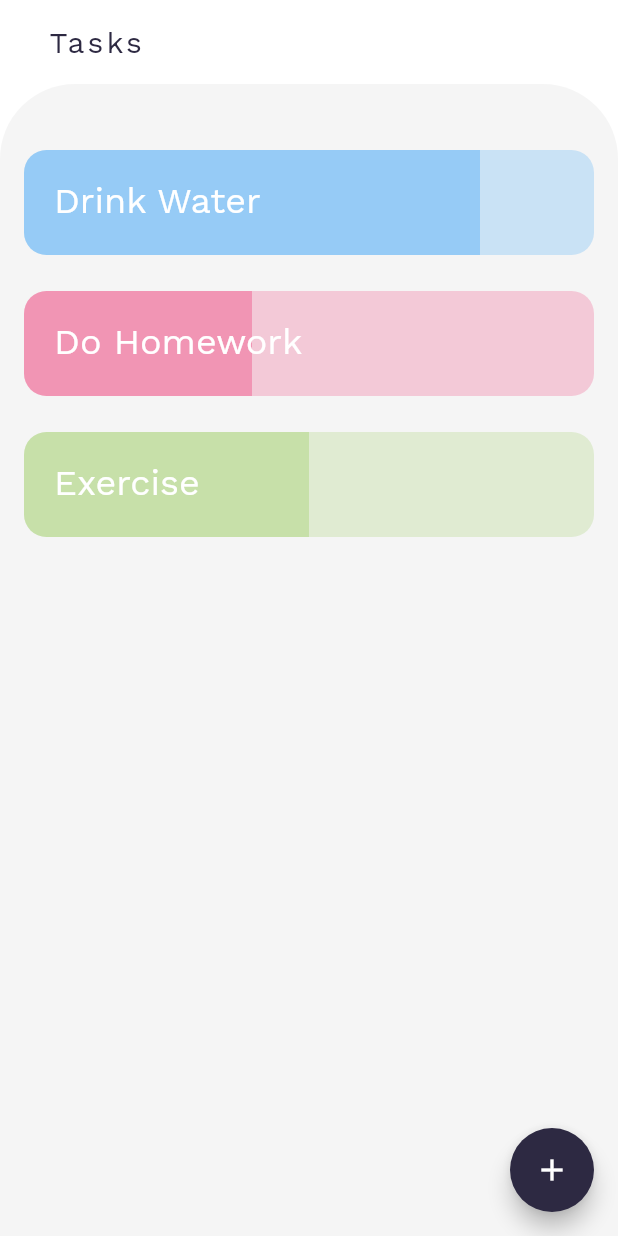
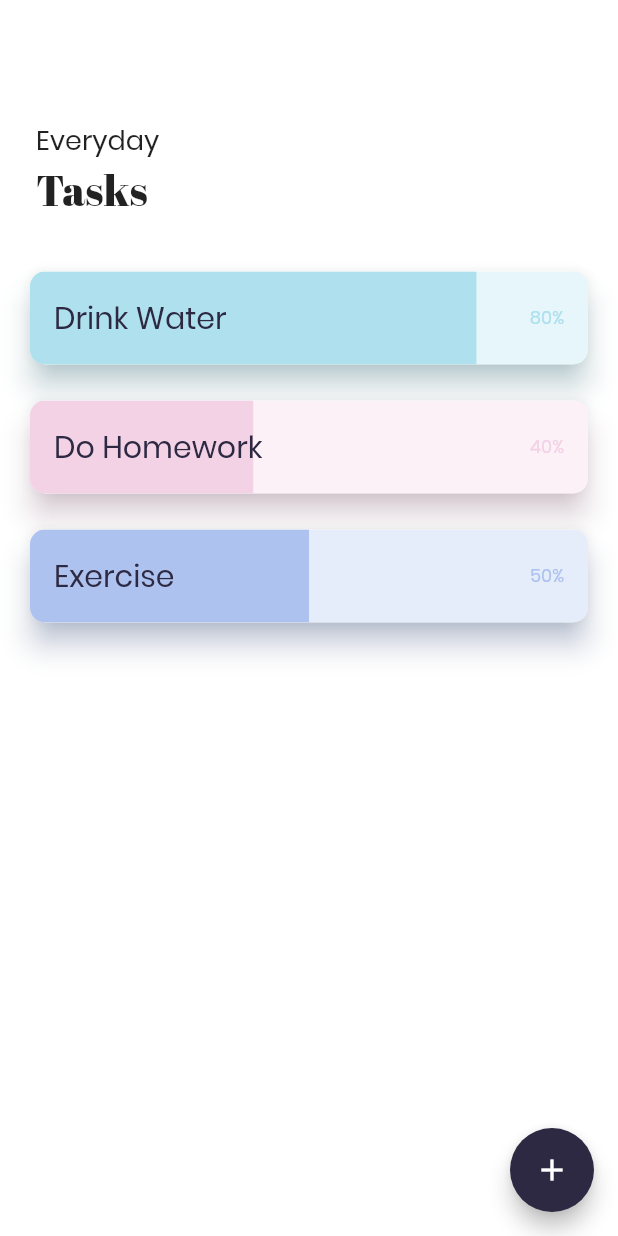
Before and after one commit to malihanan/Tasks, a Flutter app: the screen it shows after launch, on a phone screen of 412 x 824 dp. Run offline on Flutter 3.47's test engine with Material 2 defaults, Android fonts, the phone set to English and light mode, and no system bars.

Commit message:
Updated UI

```diff
--- a/lib/colors.dart
+++ b/lib/colors.dart
@@ -1,7 +1,8 @@
 import 'package:flutter/material.dart';
 
 class CustomColors {
+  static final Color darkBlue = Color.fromRGBO(45, 41, 66, 1);
   static final Color pink = Color.fromRGBO(243, 210, 230, 1);
-  static final Color purple = Color.fromRGBO(243, 210, 230, 1);
-  static final Color blue = Color.fromRGBO(243, 210, 230, 1);
+  static final Color purple = Color.fromRGBO(173, 194, 238, 1);
+  static final Color blue = Color.fromRGBO(174, 224, 237, 1);
 }
--- a/lib/listTasks.dart
+++ b/lib/listTasks.dart
@@ -1,4 +1,5 @@
 import 'package:flutter/material.dart';
+import 'package:tasks/colors.dart';
 import 'package:tasks/task.dart';
 
 class ListTasks extends StatefulWidget {
@@ -7,9 +8,9 @@ class ListTasks extends StatefulWidget {
 }
 
 List<Task> tasks = <Task>[
-  Task('Drink Water', 10, 8, Colors.blue[300]),
-  Task('Do Homework', 5, 2, Colors.pink[300]),
-  Task('Exercise', 2, 1, Colors.lightGreen[300]),
+  Task('Drink Water', 10, 8, CustomColors.blue),
+  Task('Do Homework', 5, 2, CustomColors.pink),
+  Task('Exercise', 2, 1, CustomColors.purple),
 ];
 
 class _ListTasksState extends State<ListTasks> {
@@ -18,22 +19,49 @@ class _ListTasksState extends State<ListTasks> {
 
   @override
   Widget build(BuildContext context) {
+    return ListView.builder(
+      itemCount: tasks.length + 1,
+      itemBuilder: (BuildContext context, int i) {
+        if (i == 0) {
           return Padding(
-      padding: const EdgeInsets.only(top: 32.0),
-      child: ListView.builder(
-        itemCount: tasks.length,
-        itemBuilder: (BuildContext context, int i) {
-          return buildItem(tasks[i]);
+            padding: const EdgeInsets.all(24.0),
+            child: Column(
+              crossAxisAlignment: CrossAxisAlignment.start,
+              children: <Widget>[
+                Text(
+                  "Everyday",
+                  style: TextStyle(
+                    fontSize: 18,
+                  ),
+                ),
+                Text(
+                  "Tasks",
+                  style: TextStyle(
+                    fontFamily: 'AbrilFatface',
+                    fontSize: 28,
+                  ),
+                ),
+              ],
+            ),
+          );
+        }
+        return buildItem(tasks[i - 1]);
       },
-      ),
     );
   }
 
   Widget buildItem(Task task) {
     return Padding(
-      padding: const EdgeInsets.symmetric(horizontal: 16.0, vertical: 12.0),
-      child: ClipRRect(
-          borderRadius: BorderRadius.all(Radius.circular(15)),
+      padding: const EdgeInsets.symmetric(horizontal: 16.0, vertical: 8.0),
+      child: Card(
+        //borderRadius: BorderRadius.all(Radius.circular(15)),
+        elevation: 8,
+        shadowColor: task.color,
+        shape: RoundedRectangleBorder(
+          borderRadius: BorderRadius.all(
+            Radius.circular(10),
+          ),
+        ),
         child: GestureDetector(
           onPanStart: (DragStartDetails details) {
             initial = details.globalPosition.dx;
@@ -58,29 +86,52 @@ class _ListTasksState extends State<ListTasks> {
           },
           child: Stack(
             children: <Widget>[
-                Container(
-                  height: 70,
+              ClipRRect(
+                borderRadius: BorderRadius.all(
+                  Radius.circular(10),
+                ),
+                child: Container(
+                  height: 62,
                   child: LinearProgressIndicator(
                     backgroundColor: task.color.withOpacity(0.3),
                     value: task.getCompletionPercentage(),
                     valueColor: AlwaysStoppedAnimation<Color>(
-                      task.color.withOpacity(0.5),
+                      task.color,
+                    ),
                   ),
                 ),
               ),
               Padding(
-                  padding: const EdgeInsets.all(20.0),
-                  child: Text(
+                padding: const EdgeInsets.all(16.0),
+                child: Row(
+                  mainAxisAlignment: MainAxisAlignment.spaceBetween,
+                  children: <Widget>[
+                    Text(
                       task.title,
                       style: TextStyle(
-                      color: Colors.white,
-                      fontSize: 24,
+                        color: CustomColors.darkBlue,
+                        fontSize: 20,
                       ),
+                    ),
+                    Text(
+                      (task.getCompletionPercentage() * 100)
+                              .floor()
+                              .toString() +
+                          "%",
+                      style: TextStyle(
+                        color: (task.getCompletionPercentage() == 1)
+                            ? Colors.white70
+                            : task.color,
+                        fontSize: 12,
                       ),
                     ),
                   ],
                 ),
-          )),
+              ),
+            ],
+          ),
+        ),
+      ),
     );
   }
 }
--- a/lib/main.dart
+++ b/lib/main.dart
@@ -1,4 +1,5 @@
 import 'package:flutter/material.dart';
+import 'package:tasks/colors.dart';
 
 import 'listTasks.dart';
 
@@ -11,8 +12,8 @@ class MyApp extends StatelessWidget {
       debugShowCheckedModeBanner: false,
       theme: ThemeData(
           primaryColor: Colors.white,
-          accentColor: Color.fromRGBO(45, 41, 66, 1),
-          fontFamily: 'WorkSans',
+          accentColor: CustomColors.darkBlue,
+          fontFamily: 'Poppins',
           appBarTheme: AppBarTheme(
             elevation: 0,
           )),
@@ -35,24 +36,25 @@ class _MyHomePageState extends State<MyHomePage> {
         title: Padding(
           padding: const EdgeInsets.all(16.0),
           child: Text(
-            'Tasks',
-            style: TextStyle(
-              letterSpacing: 2,
-              color: Theme.of(context).accentColor,
-            ),
+            '',
+            // style: TextStyle(
+            //   letterSpacing: 2,
+            //   color: Theme.of(context).accentColor,
+            // ),
           ),
         ),
       ),
-      body: ClipRRect(
-        borderRadius: BorderRadius.only(
-          topLeft: Radius.circular(50),
-          topRight: Radius.circular(50),
-        ),
-        child: Container(
-          color: Colors.grey[100],
-          child: ListTasks(),
-        ),
-      ),
+      body: ListTasks(),
+      // ClipRRect(
+      //   borderRadius: BorderRadius.only(
+      //     topLeft: Radius.circular(50),
+      //     topRight: Radius.circular(50),
+      //   ),
+      //   child: Container(
+      //     color: Colors.grey[100],
+      //     child: ListTasks(),
+      //   ),
+      // ),
       floatingActionButton: FloatingActionButton(
         onPressed: () {},
         child: Icon(Icons.add),
```
Also changed, not shown: pubspec.yaml (+5 -2 lines), fonts/AbrilFatface-Regular.ttf (added), fonts/Poppins-Regular.ttf (added), fonts/WorkSans-Regular.ttf (deleted). Lines whose indentation alone changed are shown as unchanged.
